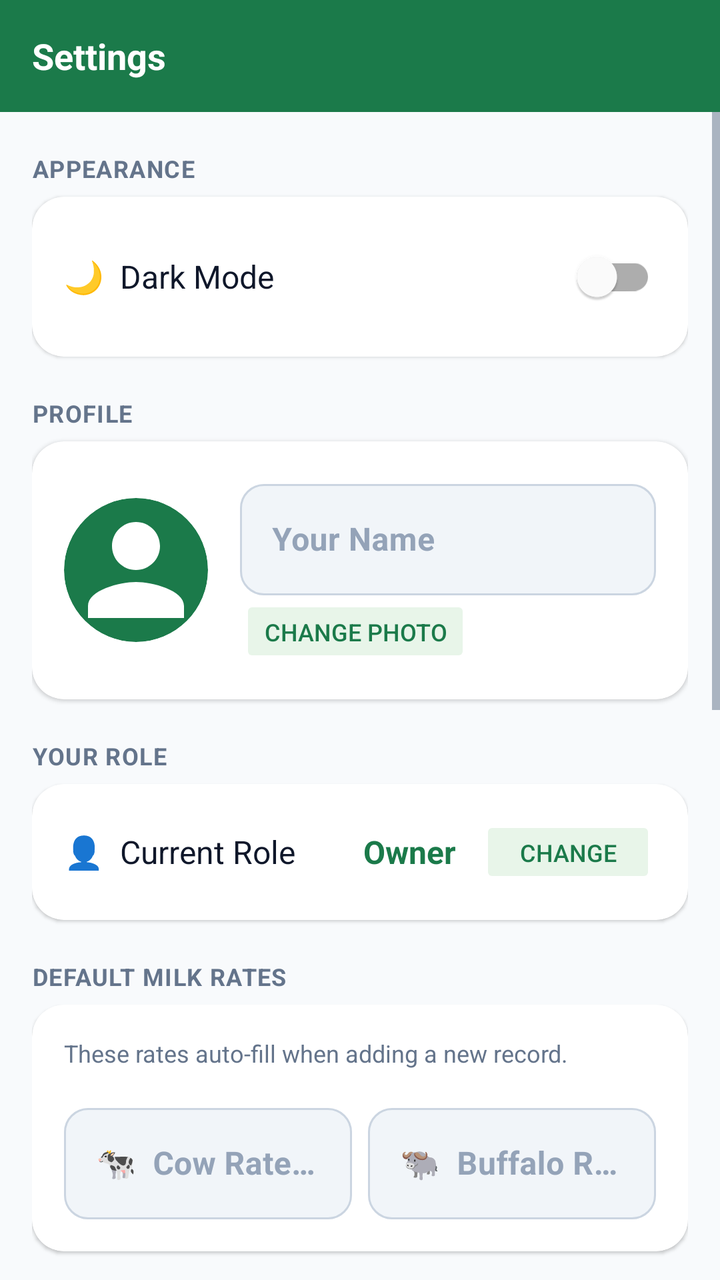
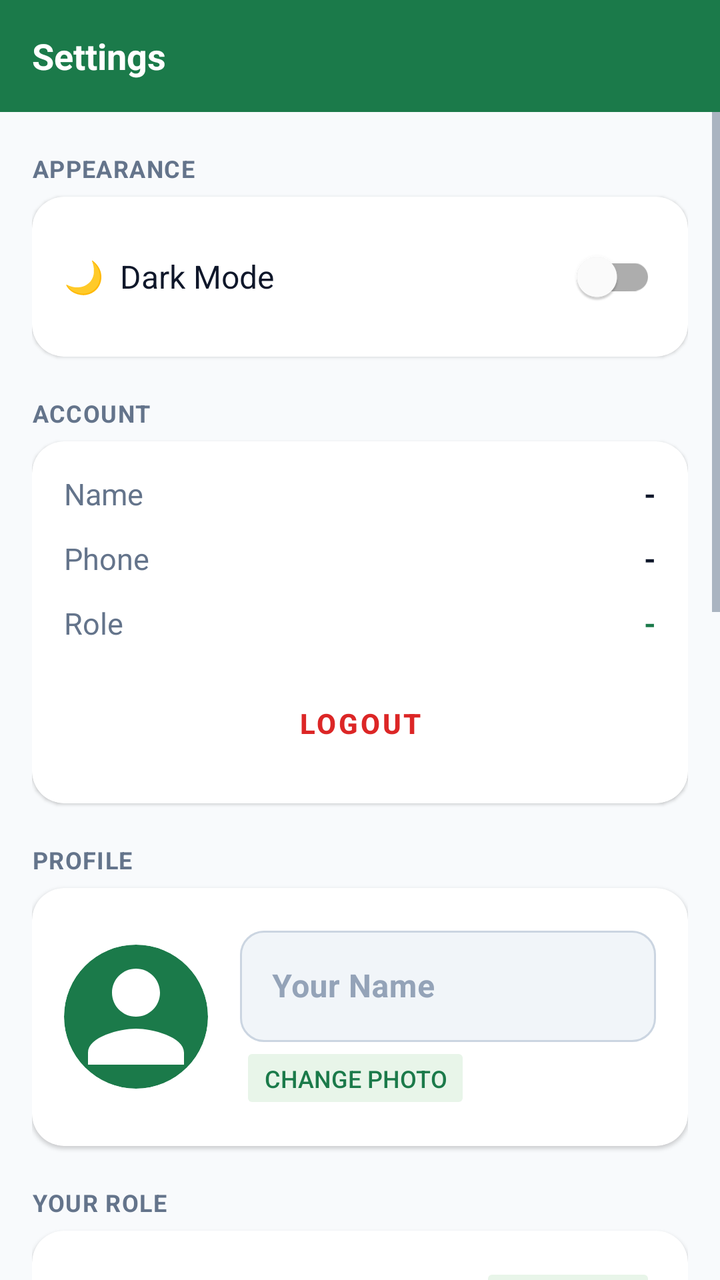

Before-and-after screenshots of an Android layout around one commit, followed by the original layout XML and the change that was made.
<!-- AndroidManifest.xml: application theme Theme.MilkDiary -->
<!-- res/layout/activity_settings.xml -->
<?xml version="1.0" encoding="utf-8"?>
<LinearLayout xmlns:android="http://schemas.android.com/apk/res/android"
    xmlns:app="http://schemas.android.com/apk/res-auto"
    android:layout_width="match_parent"
    android:layout_height="match_parent"
    android:orientation="vertical"
    android:background="@color/background">

    <com.google.android.material.appbar.MaterialToolbar
        android:id="@+id/toolbar"
        style="@style/ToolbarStyle"
        app:title="Settings" />

    <ScrollView
        android:layout_width="match_parent"
        android:layout_height="match_parent">

        <LinearLayout
            android:layout_width="match_parent"
            android:layout_height="wrap_content"
            android:orientation="vertical"
            android:padding="16dp">

            
            <TextView
                android:layout_width="match_parent"
                android:layout_height="wrap_content"
                android:text="APPEARANCE"
                style="@style/SectionLabel" />

            <androidx.cardview.widget.CardView
                android:layout_width="match_parent"
                android:layout_height="wrap_content"
                android:layout_marginBottom="16dp"
                app:cardCornerRadius="16dp"
                app:cardElevation="1dp"
                app:cardBackgroundColor="@color/card_bg">
                <LinearLayout
                    android:layout_width="match_parent"
                    android:layout_height="wrap_content"
                    android:orientation="horizontal"
                    android:padding="16dp"
                    android:gravity="center_vertical">
                    <TextView
                        android:layout_width="0dp"
                        android:layout_height="wrap_content"
                        android:layout_weight="1"
                        android:text="🌙  Dark Mode"
                        android:textSize="16sp"
                        android:textColor="@color/text_primary" />
                    <com.google.android.material.switchmaterial.SwitchMaterial
                        android:id="@+id/switchDarkMode"
                        android:layout_width="wrap_content"
                        android:layout_height="wrap_content" />
                </LinearLayout>
            </androidx.cardview.widget.CardView>

            
            <TextView
                android:layout_width="match_parent"
                android:layout_height="wrap_content"
                android:text="PROFILE"
                style="@style/SectionLabel" />

            <androidx.cardview.widget.CardView
                android:layout_width="match_parent"
                android:layout_height="wrap_content"
                android:layout_marginBottom="16dp"
                app:cardCornerRadius="16dp"
                app:cardElevation="1dp"
                app:cardBackgroundColor="@color/card_bg">
                <LinearLayout
                    android:layout_width="match_parent"
                    android:layout_height="wrap_content"
                    android:orientation="horizontal"
                    android:padding="16dp"
                    android:gravity="center_vertical">

                    <ImageView
                        android:id="@+id/ivProfile"
                        android:layout_width="72dp"
                        android:layout_height="72dp"
                        android:src="@drawable/ic_person"
                        android:background="@drawable/bg_profile_circle"
                        android:scaleType="centerCrop"
                        android:clipToOutline="true"
                        android:contentDescription="Profile Picture" />

                    <LinearLayout
                        android:layout_width="0dp"
                        android:layout_height="wrap_content"
                        android:layout_weight="1"
                        android:orientation="vertical"
                        android:paddingStart="16dp">
                        <com.google.android.material.textfield.TextInputLayout
                            android:layout_width="match_parent"
                            android:layout_height="wrap_content"
                            android:hint="Your Name"
                            style="@style/InputField">
                            <com.google.android.material.textfield.TextInputEditText
                                android:id="@+id/etProfileName"
                                android:layout_width="match_parent"
                                android:layout_height="wrap_content"
                                android:inputType="textPersonName"
                                android:imeOptions="actionDone"
                                android:textSize="16sp"
                                android:textStyle="bold" />
                        </com.google.android.material.textfield.TextInputLayout>
                        <Button
                            android:id="@+id/btnChangePhoto"
                            android:layout_width="wrap_content"
                            android:layout_height="36dp"
                            android:text="Change Photo"
                            android:textSize="12sp"
                            android:backgroundTint="@color/primary_light"
                            android:textColor="@color/primary"
                            android:stateListAnimator="@null"
                            app:cornerRadius="18dp" />
                    </LinearLayout>
                </LinearLayout>
            </androidx.cardview.widget.CardView>

            
            <TextView
                android:layout_width="match_parent"
                android:layout_height="wrap_content"
                android:text="YOUR ROLE"
                style="@style/SectionLabel" />

            <androidx.cardview.widget.CardView
                android:layout_width="match_parent"
                android:layout_height="wrap_content"
                android:layout_marginBottom="16dp"
                app:cardCornerRadius="16dp"
                app:cardElevation="1dp"
                app:cardBackgroundColor="@color/card_bg">
                <LinearLayout
                    android:layout_width="match_parent"
                    android:layout_height="wrap_content"
                    android:orientation="horizontal"
                    android:padding="16dp"
                    android:gravity="center_vertical">
                    <TextView
                        android:layout_width="0dp"
                        android:layout_height="wrap_content"
                        android:layout_weight="1"
                        android:text="👤  Current Role"
                        android:textSize="16sp"
                        android:textColor="@color/text_primary" />
                    <TextView
                        android:id="@+id/tvRoleValue"
                        android:layout_width="wrap_content"
                        android:layout_height="wrap_content"
                        android:text="Owner"
                        android:textSize="16sp"
                        android:textStyle="bold"
                        android:textColor="@color/primary"
                        android:layout_marginEnd="12dp" />
                    <Button
                        android:id="@+id/btnSwitchRole"
                        android:layout_width="wrap_content"
                        android:layout_height="36dp"
                        android:text="Change"
                        android:textSize="12sp"
                        android:backgroundTint="@color/primary_light"
                        android:textColor="@color/primary"
                        android:stateListAnimator="@null"
                        app:cornerRadius="18dp" />
                </LinearLayout>
            </androidx.cardview.widget.CardView>

            
            <TextView
                android:layout_width="match_parent"
                android:layout_height="wrap_content"
                android:text="DEFAULT MILK RATES"
                style="@style/SectionLabel" />

            <androidx.cardview.widget.CardView
                android:layout_width="match_parent"
                android:layout_height="wrap_content"
                android:layout_marginBottom="16dp"
                app:cardCornerRadius="16dp"
                app:cardElevation="1dp"
                app:cardBackgroundColor="@color/card_bg">
                <LinearLayout
                    android:layout_width="match_parent"
                    android:layout_height="wrap_content"
                    android:orientation="vertical"
                    android:padding="16dp">
                    <TextView
                        android:layout_width="match_parent"
                        android:layout_height="wrap_content"
                        android:text="These rates auto-fill when adding a new record."
                        android:textSize="12sp"
                        android:textColor="@color/text_secondary"
                        android:paddingBottom="14dp" />
                    <LinearLayout
                        android:layout_width="match_parent"
                        android:layout_height="wrap_content"
                        android:orientation="horizontal">
                        <com.google.android.material.textfield.TextInputLayout
                            android:layout_width="0dp"
                            android:layout_height="wrap_content"
                            android:layout_weight="1"
                            android:layout_marginEnd="8dp"
                            android:hint="🐄  Cow Rate (Rs/L)"
                            style="@style/InputField">
                            <com.google.android.material.textfield.TextInputEditText
                                android:id="@+id/etDefaultCowRate"
                                android:layout_width="match_parent"
                                android:layout_height="wrap_content"
                                android:inputType="numberDecimal"
                                android:textSize="16sp"
                                android:textStyle="bold"
                                android:selectAllOnFocus="true" />
                        </com.google.android.material.textfield.TextInputLayout>
                        <com.google.android.material.textfield.TextInputLayout
                            android:layout_width="0dp"
                            android:layout_height="wrap_content"
                            android:layout_weight="1"
                            android:hint="🐃  Buffalo Rate (Rs/L)"
                            style="@style/InputField">
                            <com.google.android.material.textfield.TextInputEditText
                                android:id="@+id/etDefaultBufRate"
                                android:layout_width="match_parent"
                                android:layout_height="wrap_content"
                                android:inputType="numberDecimal"
                                android:textSize="16sp"
                                android:textStyle="bold"
                                android:selectAllOnFocus="true" />
                        </com.google.android.material.textfield.TextInputLayout>
                    </LinearLayout>
                </LinearLayout>
            </androidx.cardview.widget.CardView>

            
            <TextView
                android:layout_width="match_parent"
                android:layout_height="wrap_content"
                android:text="APP UPDATES"
                style="@style/SectionLabel" />

            <androidx.cardview.widget.CardView
                android:layout_width="match_parent"
                android:layout_height="wrap_content"
                android:layout_marginBottom="16dp"
                app:cardCornerRadius="16dp"
                app:cardElevation="1dp"
                app:cardBackgroundColor="@color/card_bg">
                <LinearLayout
                    android:layout_width="match_parent"
                    android:layout_height="wrap_content"
                    android:orientation="vertical"
                    android:padding="16dp">
                    <LinearLayout
                        android:layout_width="match_parent"
                        android:layout_height="wrap_content"
                        android:orientation="horizontal"
                        android:layout_marginBottom="12dp">
                        <TextView
                            android:layout_width="0dp"
                            android:layout_height="wrap_content"
                            android:layout_weight="1"
                            android:text="Current Version"
                            android:textColor="@color/text_secondary"
                            android:textSize="15sp" />
                        <TextView
                            android:id="@+id/tvCurrentVersion"
                            android:layout_width="wrap_content"
                            android:layout_height="wrap_content"
                            android:text="1.0"
                            android:textColor="@color/text_primary"
                            android:textSize="15sp"
                            android:textStyle="bold" />
                    </LinearLayout>
                    <LinearLayout
                        android:layout_width="match_parent"
                        android:layout_height="wrap_content"
                        android:orientation="horizontal"
                        android:layout_marginBottom="12dp">
                        <TextView
                            android:layout_width="0dp"
                            android:layout_height="wrap_content"
                            android:layout_weight="1"
                            android:text="Last Checked"
                            android:textColor="@color/text_secondary"
                            android:textSize="15sp" />
                        <TextView
                            android:id="@+id/tvLastUpdateCheck"
                            android:layout_width="wrap_content"
                            android:layout_height="wrap_content"
                            android:text="Never"
                            android:textColor="@color/text_primary"
                            android:textSize="15sp" />
                    </LinearLayout>
                    <LinearLayout
                        android:layout_width="match_parent"
                        android:layout_height="wrap_content"
                        android:orientation="horizontal"
                        android:layout_marginBottom="12dp">
                        <TextView
                            android:layout_width="0dp"
                            android:layout_height="wrap_content"
                            android:layout_weight="1"
                            android:text="Status"
                            android:textColor="@color/text_secondary"
                            android:textSize="15sp" />
                        <TextView
                            android:id="@+id/tvUpdateStatus"
                            android:layout_width="wrap_content"
                            android:layout_height="wrap_content"
                            android:text="Never checked"
                            android:textColor="@color/text_secondary"
                            android:textSize="15sp"
                            android:textStyle="bold" />
                    </LinearLayout>
                    <LinearLayout
                        android:layout_width="match_parent"
                        android:layout_height="wrap_content"
                        android:orientation="horizontal"
                        android:layout_marginBottom="16dp">
                        <TextView
                            android:layout_width="0dp"
                            android:layout_height="wrap_content"
                            android:layout_weight="1"
                            android:text="Downloaded Version"
                            android:textColor="@color/text_secondary"
                            android:textSize="15sp" />
                        <TextView
                            android:id="@+id/tvDownloadedVersion"
                            android:layout_width="wrap_content"
                            android:layout_height="wrap_content"
                            android:text="None"
                            android:textColor="@color/text_secondary"
                            android:textSize="15sp"
                            android:textStyle="bold" />
                    </LinearLayout>
                    <Button
                        android:id="@+id/btnCheckUpdates"
                        android:layout_width="match_parent"
                        android:layout_height="52dp"
                        android:text="🔄  Check for Updates"
                        android:textSize="15sp"
                        android:textStyle="bold"
                        android:backgroundTint="@color/primary"
                        app:cornerRadius="14dp"
                        android:stateListAnimator="@null" />
                </LinearLayout>
            </androidx.cardview.widget.CardView>

            
            <TextView
                android:layout_width="match_parent"
                android:layout_height="wrap_content"
                android:text="DATA MANAGEMENT"
                style="@style/SectionLabel" />

            <Button
                android:id="@+id/btnBackup"
                android:layout_width="match_parent"
                android:layout_height="52dp"
                android:layout_marginBottom="10dp"
                android:text="📤  Backup Database"
                android:textSize="15sp"
                android:textStyle="bold"
                android:backgroundTint="@color/primary"
                app:cornerRadius="14dp"
                android:stateListAnimator="@null" />

            <Button
                android:id="@+id/btnRestore"
                android:layout_width="match_parent"
                android:layout_height="52dp"
                android:layout_marginBottom="10dp"
                android:text="📥  Restore Data"
                android:textSize="15sp"
                android:textStyle="bold"
                android:backgroundTint="@color/primary_dark"
                app:cornerRadius="14dp"
                android:stateListAnimator="@null" />

            <Button
                android:id="@+id/btnExportCsv"
                android:layout_width="match_parent"
                android:layout_height="52dp"
                android:layout_marginBottom="24dp"
                android:text="📊  Export CSV"
                android:textSize="15sp"
                android:textStyle="bold"
                android:backgroundTint="@color/accent"
                app:cornerRadius="14dp"
                android:stateListAnimator="@null" />

            
            <TextView
                android:id="@+id/tvFooterVersion"
                android:layout_width="match_parent"
                android:layout_height="wrap_content"
                android:gravity="center"
                android:textSize="12sp"
                android:textColor="@color/text_secondary"
                android:paddingBottom="4dp" />

            <TextView
                android:layout_width="match_parent"
                android:layout_height="wrap_content"
                android:text="@string/developer_credit"
                android:gravity="center"
                android:textSize="12sp"
                android:textStyle="bold"
                android:textColor="@color/text_hint"
                android:paddingBottom="16dp" />

        </LinearLayout>
    </ScrollView>
</LinearLayout>
<!-- resources referenced by this layout -->
<resources>
  <color name="accent">#F59E0B</color>
  <color name="background">#F8FAFC</color>
  <color name="card_bg">#FFFFFF</color>
  <color name="primary">#1B7A4A</color>
  <color name="primary_dark">#0F5C36</color>
  <color name="primary_light">#E8F5E9</color>
  <color name="text_hint">#94A3B8</color>
  <color name="text_primary">#0F172A</color>
  <color name="text_secondary">#64748B</color>
  <!-- drawable bg_profile_circle (drawable) -->
  <shape xmlns:android="http://schemas.android.com/apk/res/android"
      android:shape="oval">
      <solid android:color="@color/primary" />
      <size android:width="72dp" android:height="72dp" />
  </shape>
  <!-- drawable ic_person (drawable) -->
  <vector xmlns:android="http://schemas.android.com/apk/res/android"
      android:width="24dp"
      android:height="24dp"
      android:viewportWidth="24"
      android:viewportHeight="24">
      <path
          android:fillColor="#FFFFFF"
          android:pathData="M12,12c2.21,0 4,-1.79 4,-4s-1.79,-4 -4,-4 -4,1.79 -4,4 1.79,4 4,4zM12,14c-2.67,0 -8,1.34 -8,4v2h16v-2c0,-2.66 -5.33,-4 -8,-4z" />
  </vector>
  <string name="developer_credit">Developed by Nabin Thapa</string>
  <style name="InputField" parent="Widget.MaterialComponents.TextInputLayout.OutlinedBox">
          <item name="boxCornerRadiusTopStart">12dp</item>
          <item name="boxCornerRadiusTopEnd">12dp</item>
          <item name="boxCornerRadiusBottomStart">12dp</item>
          <item name="boxCornerRadiusBottomEnd">12dp</item>
          <item name="boxStrokeColor">@color/input_stroke_selector</item>
          <item name="boxBackgroundColor">@color/input_bg</item>
          <item name="hintTextColor">@color/text_secondary</item>
          <item name="android:textColorHint">@color/text_hint</item>
      </style>
  <style name="SectionLabel">
          <item name="android:layout_width">match_parent</item>
          <item name="android:layout_height">wrap_content</item>
          <item name="android:textSize">12sp</item>
          <item name="android:textColor">@color/text_secondary</item>
          <item name="android:textStyle">bold</item>
          <item name="android:letterSpacing">0.04</item>
          <item name="android:paddingBottom">6dp</item>
          <item name="android:paddingTop">4dp</item>
          <item name="android:textAllCaps">true</item>
      </style>
  <style name="ToolbarStyle" parent="Widget.MaterialComponents.Toolbar">
          <item name="android:layout_width">match_parent</item>
          <item name="android:layout_height">?attr/actionBarSize</item>
          <item name="android:background">@color/primary</item>
          <item name="titleTextColor">@color/text_on_primary</item>
          <item name="navigationIconTint">@color/text_on_primary</item>
          <item name="titleTextAppearance">@style/ToolbarTitle</item>
      </style>
  <style name="Theme.MilkDiary" parent="Theme.MaterialComponents.DayNight.NoActionBar">
          <item name="colorPrimary">@color/primary</item>
          <item name="colorPrimaryDark">@color/primary_dark</item>
          <item name="colorAccent">@color/accent</item>
          <item name="colorOnPrimary">@color/text_on_primary</item>
          <item name="android:colorBackground">@color/background</item>
          <item name="colorSurface">@color/surface</item>
          <item name="android:textColorPrimary">@color/text_primary</item>
          <item name="android:textColorSecondary">@color/text_secondary</item>
          <item name="windowActionBar">false</item>
          <item name="windowNoTitle">true</item>
          <item name="android:statusBarColor">@color/primary_dark</item>
          <item name="android:navigationBarColor">@color/background</item>
      </style>
  <color name="input_bg">#F1F5F9</color>
  <color name="text_on_primary">#FFFFFF</color>
  <style name="ToolbarTitle">
          <item name="android:textSize">18sp</item>
          <item name="android:textStyle">bold</item>
      </style>
  <color name="surface">#FFFFFF</color>
</resources>

<!-- the commit's change to res/layout/activity_settings.xml (unified diff, before → after) -->
@@ -52,6 +52,104 @@
                         android:id="@+id/switchDarkMode"
                         android:layout_width="wrap_content"
                         android:layout_height="wrap_content" />
+                </LinearLayout>
+            </androidx.cardview.widget.CardView>
+
+            
+            <TextView
+                android:layout_width="match_parent"
+                android:layout_height="wrap_content"
+                android:text="ACCOUNT"
+                style="@style/SectionLabel" />
+
+            <androidx.cardview.widget.CardView
+                android:layout_width="match_parent"
+                android:layout_height="wrap_content"
+                android:layout_marginBottom="16dp"
+                app:cardCornerRadius="16dp"
+                app:cardElevation="1dp"
+                app:cardBackgroundColor="@color/card_bg">
+                <LinearLayout
+                    android:layout_width="match_parent"
+                    android:layout_height="wrap_content"
+                    android:orientation="vertical"
+                    android:padding="16dp">
+                    <LinearLayout
+                        android:layout_width="match_parent"
+                        android:layout_height="wrap_content"
+                        android:orientation="horizontal"
+                        android:layout_marginBottom="12dp">
+                        <TextView
+                            android:layout_width="0dp"
+                            android:layout_height="wrap_content"
+                            android:layout_weight="1"
+                            android:text="Name"
+                            android:textColor="@color/text_secondary"
+                            android:textSize="15sp" />
+                        <TextView
+                            android:id="@+id/tvAccountName"
+                            android:layout_width="wrap_content"
+                            android:layout_height="wrap_content"
+                            android:text="-"
+                            android:textColor="@color/text_primary"
+                            android:textSize="15sp"
+                            android:textStyle="bold" />
+                    </LinearLayout>
+                    <LinearLayout
+                        android:layout_width="match_parent"
+                        android:layout_height="wrap_content"
+                        android:orientation="horizontal"
+                        android:layout_marginBottom="12dp">
+                        <TextView
+                            android:layout_width="0dp"
+                            android:layout_height="wrap_content"
+                            android:layout_weight="1"
+                            android:text="Phone"
+                            android:textColor="@color/text_secondary"
+                            android:textSize="15sp" />
+                        <TextView
+                            android:id="@+id/tvAccountPhone"
+                            android:layout_width="wrap_content"
+                            android:layout_height="wrap_content"
+                            android:text="-"
+                            android:textColor="@color/text_primary"
+                            android:textSize="15sp"
+                            android:textStyle="bold" />
+                    </LinearLayout>
+                    <LinearLayout
+                        android:layout_width="match_parent"
+                        android:layout_height="wrap_content"
+                        android:orientation="horizontal"
+                        android:layout_marginBottom="16dp">
+                        <TextView
+                            android:layout_width="0dp"
+                            android:layout_height="wrap_content"
+                            android:layout_weight="1"
+                            android:text="Role"
+                            android:textColor="@color/text_secondary"
+                            android:textSize="15sp" />
+                        <TextView
+                            android:id="@+id/tvAccountRole"
+                            android:layout_width="wrap_content"
+                            android:layout_height="wrap_content"
+                            android:text="-"
+                            android:textColor="@color/primary"
+                            android:textSize="15sp"
+                            android:textStyle="bold" />
+                    </LinearLayout>
+                    <Button
+                        android:id="@+id/btnLogout"
+                        android:layout_width="match_parent"
+                        android:layout_height="48dp"
+                        android:text="Logout"
+                        android:textSize="14sp"
+                        android:textStyle="bold"
+                        android:textColor="@color/pending_color"
+                        android:backgroundTint="@android:color/transparent"
+                        app:strokeColor="@color/pending_color"
+                        app:strokeWidth="1dp"
+                        app:cornerRadius="12dp"
+                        style="@style/Widget.MaterialComponents.Button.OutlinedButton" />
                 </LinearLayout>
             </androidx.cardview.widget.CardView>
 
<!-- resource entries referenced after the edit -->
@@ -3,6 +3,7 @@
   <color name="accent">#F59E0B</color>
   <color name="background">#F8FAFC</color>
   <color name="card_bg">#FFFFFF</color>
+  <color name="pending_color">#DC2626</color>
   <color name="primary">#1B7A4A</color>
   <color name="primary_dark">#0F5C36</color>
   <color name="primary_light">#E8F5E9</color>
